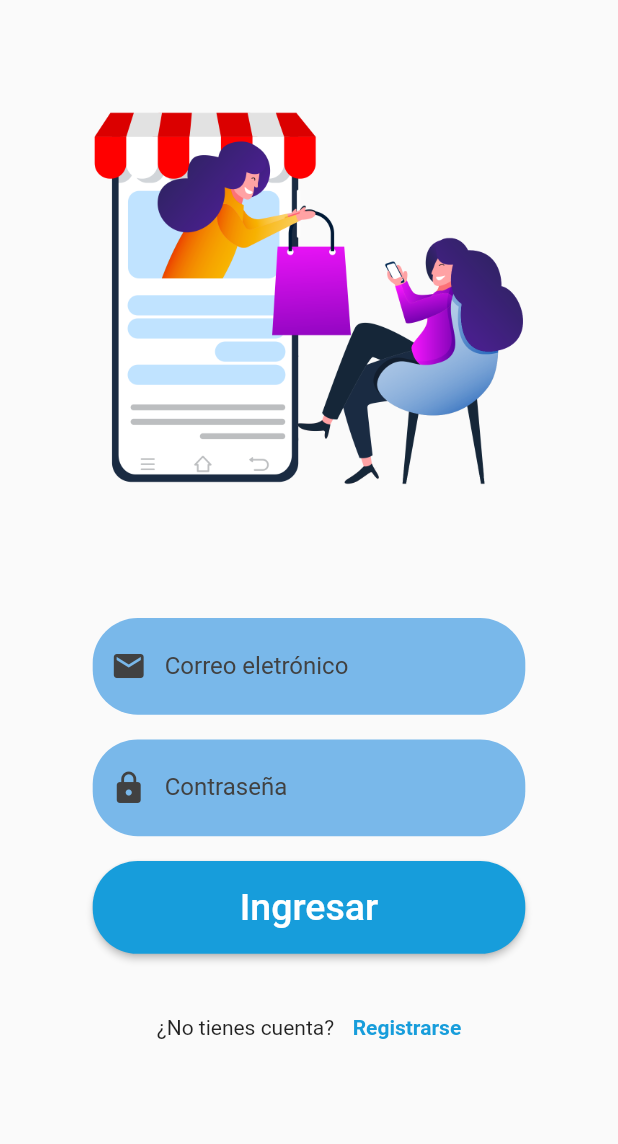
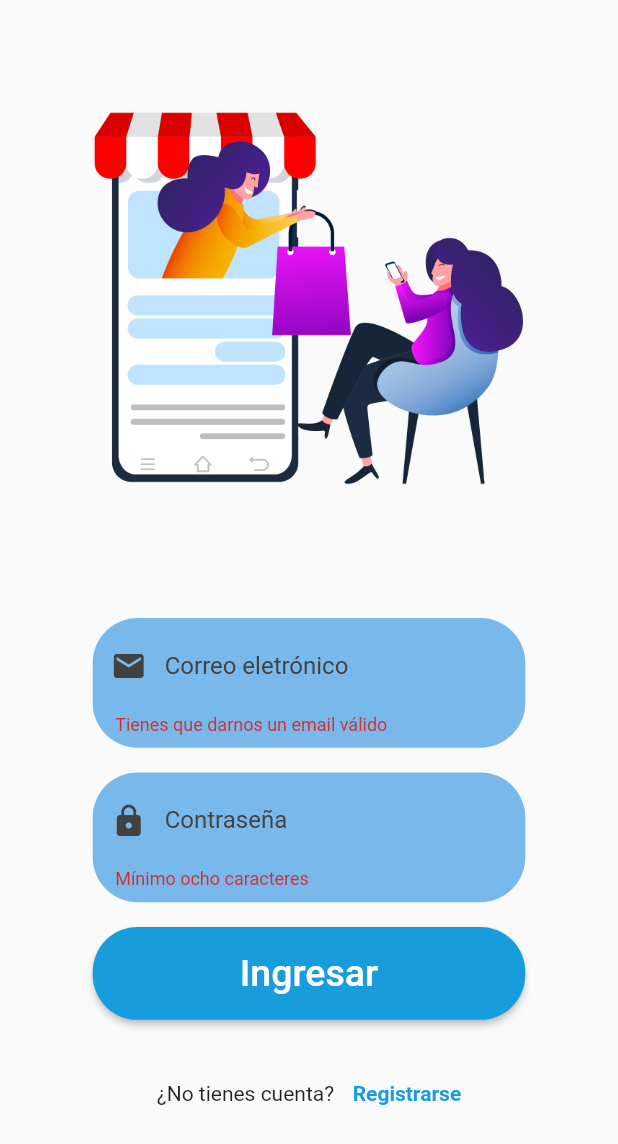
Before and after one commit to Blanco1010/shopping, a Flutter app: the screen it shows after launch, after a tap on "Ingresar", on a phone screen of 412 x 824 dp. Shown: the top 1144 px of the screen. Run offline on Flutter 3.47's test engine with Material 2 defaults, Android fonts, the phone set to English and light mode, and no system bars; our stand-ins replace animate_do, flutter_secure_storage.

Commit message:
finished controller for login and register

```diff
--- a/shop_app/lib/controllers/login_controller.dart
+++ b/shop_app/lib/controllers/login_controller.dart
@@ -1,22 +1,64 @@
 import 'package:flutter/material.dart';
+import 'package:shop_app/controllers/secure_storage.dart';
+import 'package:shop_app/models/response_model.dart';
+import 'package:shop_app/models/user.dart';
+import 'package:shop_app/provider/user_provider.dart';
+
+import '../widgets/widgets.dart';
 
 class LoginController {
+  GlobalKey<FormState> formKey = GlobalKey<FormState>();
+
   BuildContext? context;
+
   TextEditingController emailController = TextEditingController(text: '');
   TextEditingController passwordController = TextEditingController(text: '');
 
-  Future? init(BuildContext context) {
+  UsersProvider usersProvider = UsersProvider();
+
+  SecureStogare secureStogare = SecureStogare();
+
+  Future init(BuildContext context) async {
     this.context = context;
+    await usersProvider.init(context);
+
+    String userJson = await secureStogare.read('user');
+
+    if (userJson != 'null') {
+      User? user = User.fromJson(userJson);
+
+      if (user.sessionToken != null) {
+        Navigator.pushNamedAndRemoveUntil(
+          context,
+          '/client/products',
+          (route) => false,
+        );
+      }
+    }
   }
 
   void goToRegisterPage() {
     Navigator.pushNamed(context!, '/register');
   }
 
-  void login() {
-    String email = emailController.text.trim();
-    String password = passwordController.text.trim();
+  void login() async {
+    if (formKey.currentState!.validate()) {
+      String email = emailController.text.trim();
+      String password = passwordController.text.trim();
 
-    print('EMAIL: $email PASSWORD: $password');
+      ResponseApi responseApi = await usersProvider.login(email, password);
+
+      if (responseApi.success) {
+        User user = User.fromMap(responseApi.data);
+        secureStogare.save('user', user.toJson());
+        Navigator.pushNamedAndRemoveUntil(
+          context!,
+          '/client/products',
+          (route) => false,
+        );
+      } else {
+        Snackbar.show(context, responseApi.message);
+      }
+    }
   }
 }
--- /dev/null
+++ b/shop_app/lib/controllers/secure_storage.dart
@@ -0,0 +1,30 @@
+import 'package:flutter/material.dart';
+import 'package:flutter_secure_storage/flutter_secure_storage.dart';
+
+class SecureStogare {
+  void save(String key, value) async {
+    const storage = FlutterSecureStorage();
+    await storage.write(key: key, value: value);
+  }
+
+  Future<String> read(String key) async {
+    const storage = FlutterSecureStorage();
+    String value = await storage.read(key: key) ?? 'null';
+    return value;
+  }
+
+  Future<bool> contains(String key) {
+    const storage = FlutterSecureStorage();
+    return storage.containsKey(key: key);
+  }
+
+  Future<void> remove(String key) async {
+    const storage = FlutterSecureStorage();
+    await storage.delete(key: key);
+  }
+
+  void logout(BuildContext context) async {
+    await remove('user');
+    Navigator.pushNamedAndRemoveUntil(context, '/login', (route) => false);
+  }
+}
--- a/shop_app/lib/models/response_model.dart
+++ b/shop_app/lib/models/response_model.dart
@@ -3,13 +3,13 @@ import 'dart:convert';
 class ResponseApi {
   bool success;
   String message;
-  String error;
-  String? data;
+  dynamic error;
+  dynamic data;
 
   ResponseApi({
     required this.success,
     required this.message,
-    required this.error,
+    this.error,
     this.data,
   });
 
@@ -19,23 +19,18 @@ class ResponseApi {
   String toJson() => json.encode(toMap());
 
   factory ResponseApi.fromMap(Map<String, dynamic> json) {
-    try {
-      data:
-      json['data'];
-    } catch (error) {
-      print(error);
-    }
-
     return ResponseApi(
       success: json["success"],
       message: json["message"],
       error: json["error"],
+      data: json["data"],
     );
   }
 
   Map<String, dynamic> toMap() => {
         "success": success,
         "message": message,
-        "error": error,
+        "error": error ?? 'null',
+        "data": data ?? 'null',
       };
 }
--- a/shop_app/lib/models/user.dart
+++ b/shop_app/lib/models/user.dart
@@ -7,7 +7,7 @@ class User {
   String lastname;
   String phone;
   dynamic image;
-  String password;
+  String? password;
   dynamic isAvailabe;
   dynamic sessionToken;
   DateTime? createdAt;
@@ -20,7 +20,7 @@ class User {
     required this.lastname,
     required this.phone,
     this.image,
-    required this.password,
+    this.password,
     this.isAvailabe,
     this.sessionToken,
     this.createdAt,
@@ -38,11 +38,11 @@ class User {
         lastname: json["lastname"],
         phone: json["phone"],
         image: json["image"],
-        password: json["password"],
+        password: json["password"] ?? 'null',
         isAvailabe: json["is_availabe"],
         sessionToken: json["session_token"],
-        createdAt: DateTime.parse(json["created_at"]),
-        updateAt: DateTime.parse(json["update_at"]),
+        createdAt: (json["created_at"]),
+        updateAt: (json["update_at"]),
       );
 
   Map<String, dynamic> toMap() => {
--- a/shop_app/lib/routes/routes.dart
+++ b/shop_app/lib/routes/routes.dart
@@ -1,4 +1,5 @@
 import 'package:flutter/material.dart';
+import 'package:shop_app/screen/client_products_list_screen.dart';
 import 'package:shop_app/screen/screen.dart';
 
 class Routes {
@@ -10,6 +11,28 @@ class Routes {
   // };
 
   static Route<dynamic> onGenerateRoute(RouteSettings settings) {
+    if (settings.name == '/login') {
+      return PageRouteBuilder(
+        pageBuilder: (BuildContext context, Animation<double> animation,
+            Animation<double> secondaryAnimation) {
+          return const LoginScreen();
+        },
+        transitionDuration: const Duration(milliseconds: 500),
+        transitionsBuilder: (context, animation, secondaryAnimation, child) {
+          final curvedAnimation =
+              CurvedAnimation(parent: animation, curve: Curves.easeInOut);
+
+          return FadeTransition(
+            opacity: Tween(begin: 0.0, end: 1.0).animate(curvedAnimation),
+            child: FadeTransition(
+              opacity: Tween<double>(begin: 0, end: 1).animate(curvedAnimation),
+              child: child,
+            ),
+          );
+        },
+      );
+    }
+
     if (settings.name == '/register') {
       return PageRouteBuilder(
         pageBuilder: (BuildContext context, Animation<double> animation,
@@ -30,11 +53,13 @@ class Routes {
           );
         },
       );
-    } else {
+    }
+
+    if (settings.name == '/client/products') {
       return PageRouteBuilder(
         pageBuilder: (BuildContext context, Animation<double> animation,
             Animation<double> secondaryAnimation) {
-          return const LoginScreen();
+          return const ClientProductsListScreen();
         },
         transitionDuration: const Duration(milliseconds: 500),
         transitionsBuilder: (context, animation, secondaryAnimation, child) {
@@ -51,5 +76,25 @@ class Routes {
         },
       );
     }
+
+    return PageRouteBuilder(
+      pageBuilder: (BuildContext context, Animation<double> animation,
+          Animation<double> secondaryAnimation) {
+        return const LoginScreen();
+      },
+      transitionDuration: const Duration(milliseconds: 500),
+      transitionsBuilder: (context, animation, secondaryAnimation, child) {
+        final curvedAnimation =
+            CurvedAnimation(parent: animation, curve: Curves.easeInOut);
+
+        return FadeTransition(
+          opacity: Tween(begin: 0.0, end: 1.0).animate(curvedAnimation),
+          child: FadeTransition(
+            opacity: Tween<double>(begin: 0, end: 1).animate(curvedAnimation),
+            child: child,
+          ),
+        );
+      },
+    );
   }
 }
--- a/shop_app/lib/screen/login_screen.dart
+++ b/shop_app/lib/screen/login_screen.dart
@@ -50,20 +50,22 @@ class _LoginFormState extends State<_LoginForm> {
   Widget build(BuildContext context) {
     final size = MediaQuery.of(context).size;
     return Form(
+      key: _loginController.formKey,
       child: Column(
         children: [
           FadeInRight(
             delay: const Duration(seconds: 2),
             duration: const Duration(seconds: 1),
             from: 200,
-            child: _textFieldEmail(size, _loginController.passwordController),
+            child: _textFieldEmail(size, _loginController.emailController),
           ),
           SizedBox(height: size.height * 0.02),
           FadeInLeft(
             delay: const Duration(seconds: 2),
             duration: const Duration(seconds: 1),
             from: 200,
-            child: _textFieldPassword(size, _loginController.emailController),
+            child:
+                _textFieldPassword(size, _loginController.passwordController),
           ),
           SizedBox(height: size.height * 0.02),
           FadeIn(
@@ -139,8 +141,9 @@ class _LoginFormState extends State<_LoginForm> {
       ),
       child: CustomInputField(
         validator: (value) {
-          if (value == null) return 'Este campo es requerido';
-          return value.length < 3 ? 'Mínimo de 3 letras' : null;
+          if (value.toString().length <= 8) {
+            return 'Mínimo ocho caracteres';
+          }
         },
         icon: Icons.lock,
         labelText: 'Contraseña',
@@ -162,8 +165,11 @@ class _LoginFormState extends State<_LoginForm> {
       ),
       child: CustomInputField(
         validator: (value) {
-          if (value == null) return 'Este campo es requerido';
-          return value.length < 3 ? 'Mínimo de 3 letras' : null;
+          RegExp exp = RegExp(r'^[\w-\.]+@([\w-]+\.)+[\w-]{2,4}$');
+
+          if (exp.hasMatch(value.toString()) != true) {
+            return 'Tienes que darnos un email válido';
+          }
         },
         icon: Icons.email,
         labelText: 'Correo eletrónico',
--- a/shop_app/lib/screen/register_screen.dart
+++ b/shop_app/lib/screen/register_screen.dart
@@ -37,7 +37,7 @@ class _RegisterScreenState extends State<RegisterScreen> {
                 top: size.height * 0.08,
                 left: size.width * 0.08,
                 child: GestureDetector(
-                  onTap: () => Navigator.pop(context),
+                  onTap: () => registerCo.back,
                   child: Icon(
                     Icons.arrow_back_ios,
                     color: MyColors.colorPrimary,
--- a/shop_app/lib/widgets/widgets.dart
+++ b/shop_app/lib/widgets/widgets.dart
@@ -1,2 +1,3 @@
 export 'package:shop_app/widgets/login_background_widget.dart';
 export 'package:shop_app/widgets/custom_input_field.dart';
+export 'package:shop_app/widgets/snackbar.dart';
--- a/shop_app/pubspec.yaml
+++ b/shop_app/pubspec.yaml
@@ -36,6 +36,7 @@ dependencies:
   cupertino_icons: ^1.0.2
   animate_do: ^2.0.0
   http: ^0.13.4
+  flutter_secure_storage: ^5.0.2
 
 dev_dependencies:
   flutter_test:
```
Also changed, not shown: shop_app/lib/controllers/client_product_list_controller.dart (added, +15 -0 lines), shop_app/lib/controllers/register_controller.dart (+9 -1 lines), shop_app/lib/provider/user_provider.dart (+37 -2 lines), shop_app/lib/screen/client_products_list_screen.dart (added, +34 -0 lines), shop_app/lib/widgets/snackbar.dart (added, +26 -0 lines), shop_app/pubspec.lock, 1 other file.
